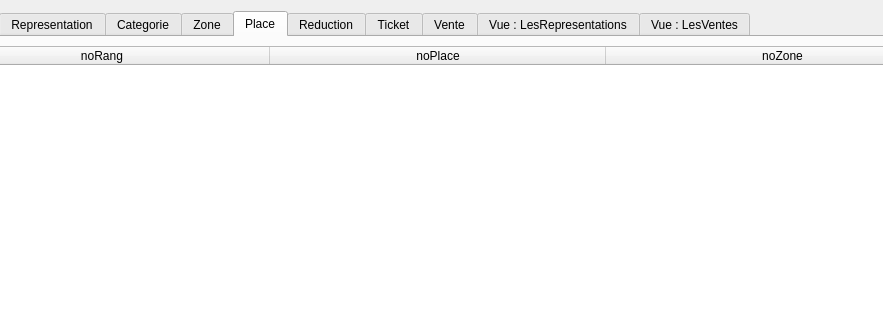
The window that gui/v1_tablesData.ui (NoxFly/CEBD-project-theater) describes before a commit, drawn with Qt 5; both pictures show x 89 to 972 and y 0 to 320 of the 1071 by 599 pixel window.
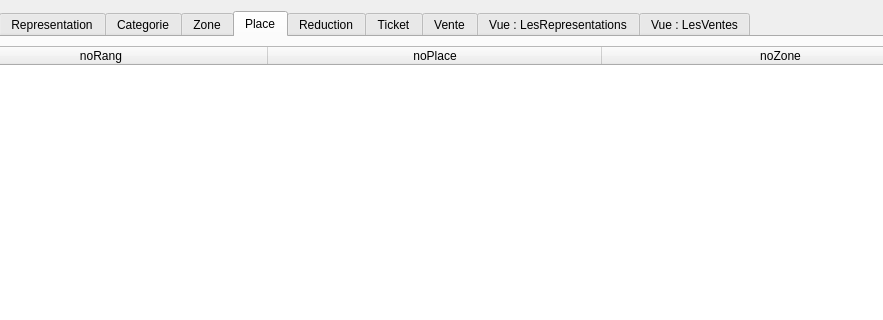
The same window after the commit. The open tabs and pages were chosen to show the change.

Diff of the .ui file:
```diff
--- a/gui/v1_tablesData.ui
+++ b/gui/v1_tablesData.ui
@@ -410,7 +410,7 @@
        <item>
         <widget class="QTableWidget" name="tablePlace">
          <attribute name="horizontalHeaderDefaultSectionSize">
-          <number>336</number>
+          <number>334</number>
          </attribute>
          <attribute name="horizontalHeaderMinimumSectionSize">
           <number>50</number>
```
Left out of the diff: 2 changed lines with no effect on the pictures.
